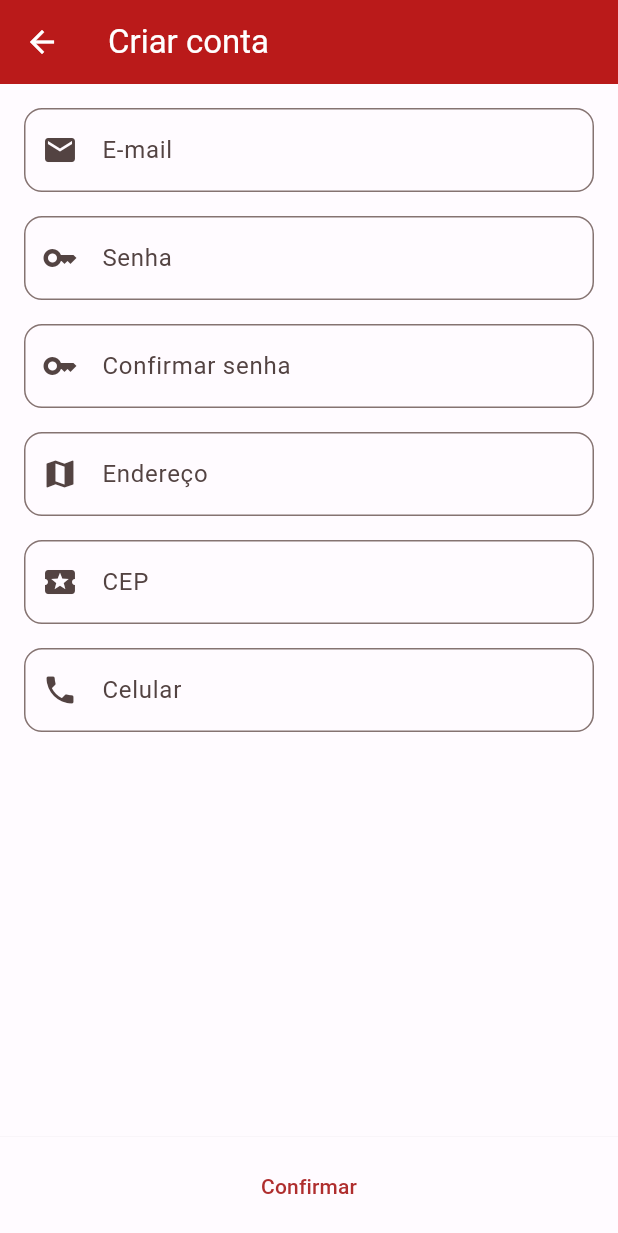
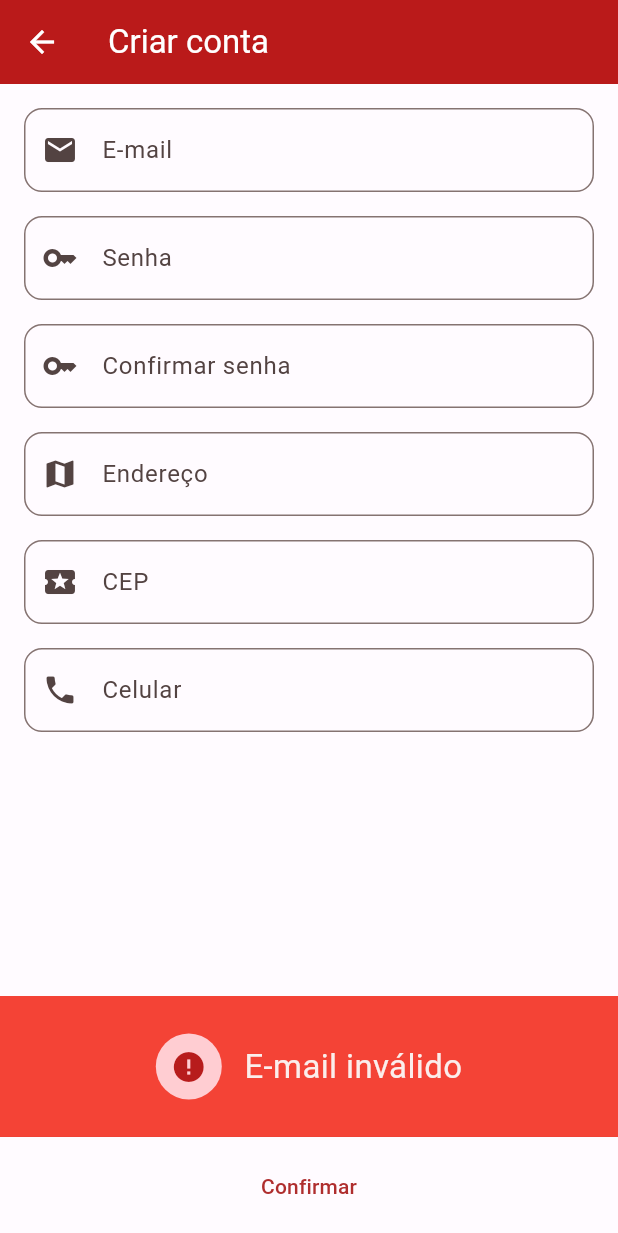
Before and after one commit to auguzsto/pizzaria, a Flutter app: the RegisterScreen screen opened directly, after a tap on "Confirmar", on a phone screen of 412 x 824 dp. Shown: the top 1233 px of the screen. Run offline on Flutter 3.47's test engine with Material 2 defaults, Android fonts, the phone set to English and light mode, and no system bars; our stand-ins replace get, google_fonts, mask_text_input_formatter; missing offline and left inert: dart:html; network calls fail.

Commit message:
news features

```diff
--- a/lib/src/shared/controllers/auth_controller.dart
+++ b/lib/src/shared/controllers/auth_controller.dart
@@ -1,5 +1,6 @@
 import 'package:flutter/material.dart';
 import 'package:get/get.dart';
+import 'package:pizzaria/src/shared/handlers/handlers.dart';
 import 'package:pizzaria/src/views/admin/screen/home/home_screen.dart';
 import 'package:pizzaria/src/shared/models/user_model.dart';
 import 'package:pizzaria/src/shared/repository/auth_respository.dart';
@@ -34,17 +35,46 @@ class AuthController extends GetxController {
     );
   }
 
-  Future<void> signUp(String username, String password, String address,
-      String cep, String numberPhone, BuildContext context) async {
-    await authRepository
-        .signUp(username, password, address, cep, numberPhone)
-        .then(
-          (value) => ScaffoldMessenger.of(context).showSnackBar(
-            const SnackBar(
-              content: Text("Sua conta foi criada com sucesso"),
-            ),
-          ),
-        );
+  Future<void> signUp(
+      String username,
+      String password,
+      String rePassword,
+      String address,
+      String cep,
+      String numberPhone,
+      BuildContext context) async {
+    //Check e-mail
+    if (!username.isEmail) {
+      throw Handlers.error(message: "E-mail inválido", context: context);
+    }
+
+    //Check password
+    if (password.length < 7) {
+      throw Handlers.error(
+          message: "Senha deve conter mínimo de 7 caracteres",
+          context: context);
+    }
+
+    if (password != rePassword) {
+      throw Handlers.error(message: "As senhas não iguais", context: context);
+    }
+
+    //Check address
+    if (address.length < 8) {
+      throw Handlers.error(message: "Endreço inválido", context: context);
+    }
+
+    //Check cep
+    if (cep.length < 9) {
+      throw Handlers.error(message: "Cep inválido", context: context);
+    }
+
+    //Check number phone
+    if (numberPhone.length < 16) {
+      throw Handlers.error(message: "Celular inválido", context: context);
+    }
+
+    await authRepository.signUp(username, password, address, cep, numberPhone);
   }
 
   Future<void> signOut() async {
--- a/lib/src/shared/controllers/order_controller.dart
+++ b/lib/src/shared/controllers/order_controller.dart
@@ -1,3 +1,4 @@
+import 'package:get/get.dart';
 import 'package:pizzaria/src/shared/models/user_model.dart';
 import 'package:pizzaria/src/shared/repository/order_repository.dart';
 
@@ -8,8 +9,7 @@ class OrderController {
   }
 
   Stream<List> getLikeStream() async* {
-    yield* Stream.periodic(
-            const Duration(seconds: 3), (_) => orderRepository.get())
+    yield* Stream.periodic(3.seconds, (_) => orderRepository.get())
         .asyncMap((event) async => await event);
   }
 
--- a/lib/src/shared/handlers/handlers.dart
+++ b/lib/src/shared/handlers/handlers.dart
@@ -8,13 +8,31 @@ class Handlers {
   }) {
     return ScaffoldMessenger.of(context).showSnackBar(
       SnackBar(
+        backgroundColor: Colors.red,
         content: Container(
+          height: 66,
           decoration: BoxDecoration(
             borderRadius: BorderRadius.circular(12),
           ),
           child: Column(
+            mainAxisAlignment: MainAxisAlignment.center,
             children: [
-              Text(message),
+              Row(
+                mainAxisAlignment: MainAxisAlignment.center,
+                children: [
+                  CircleAvatar(
+                    radius: 22,
+                    backgroundColor: Colors.red.shade100,
+                    foregroundColor: Colors.red.shade900,
+                    child: const Icon(Icons.error),
+                  ),
+                  const SizedBox(width: 15),
+                  Text(
+                    message,
+                    style: const TextStyle(fontSize: 22),
+                  ),
+                ],
+              ),
             ],
           ),
         ),
--- a/lib/src/shared/models/user_model.dart
+++ b/lib/src/shared/models/user_model.dart
@@ -1,12 +1,18 @@
 class UserModel {
   String? id;
   String? email;
+  String? password;
+  String? numberPhone;
+  String? address;
   int? vendor;
   String? basicToken;
 
   UserModel({
     this.id,
     this.email,
+    this.password,
+    this.numberPhone,
+    this.address,
     this.vendor,
     this.basicToken,
   });
@@ -15,6 +21,9 @@ class UserModel {
     return UserModel(
       id: map['id'],
       email: map['email'],
+      password: map['password'],
+      numberPhone: map['numberPhone'],
+      address: map['address'],
       vendor: map['vendor'],
       basicToken: map['basicToken'],
     );
@@ -24,6 +33,9 @@ class UserModel {
     return {
       "id": id,
       "email": email,
+      "password": password,
+      "numberPhone": numberPhone,
+      "address": address,
       "vendor": vendor,
       "basicToken": basicToken,
     };
--- a/lib/src/shared/services/util_service.dart
+++ b/lib/src/shared/services/util_service.dart
@@ -45,4 +45,20 @@ class UtilService {
       type: MaskAutoCompletionType.lazy,
     );
   }
+
+  TextInputFormatter maskNumberPhone(String value) {
+    return MaskTextInputFormatter(
+      mask: "(##) # ####-####",
+      filter: {"#": RegExp(r'[0-9]')},
+      type: MaskAutoCompletionType.lazy,
+    );
+  }
+
+  TextInputFormatter maskCep(String value) {
+    return MaskTextInputFormatter(
+      mask: "#####-###",
+      filter: {"#": RegExp(r'[0-9]')},
+      type: MaskAutoCompletionType.lazy,
+    );
+  }
 }
--- a/lib/src/views/admin/screen/home/constants/home_admin.dart
+++ b/lib/src/views/admin/screen/home/constants/home_admin.dart
@@ -3,21 +3,21 @@ import 'package:flutter/material.dart';
 List<String> _labels = [
   // "Financeiro",
   // "Relatórios",
-  // "Clientes",
+  "Clientes",
   "Itens",
 ];
 
 List<String> _description = [
   // "Acompanhe suas finanças",
   // "Acompanhe com relatórios",
-  // "Gerencie seus clientes",
+  "Gerencie seus clientes",
   "Gerencie seus itens",
 ];
 
 List<IconData> _icons = [
   // Icons.monetization_on,
   // Icons.list,
-  // Icons.person,
+  Icons.person,
   Icons.shopping_bag,
 ];
 
--- a/lib/src/views/auth/register_screen.dart
+++ b/lib/src/views/auth/register_screen.dart
@@ -1,6 +1,10 @@
 import 'package:flutter/material.dart';
+import 'package:get/get.dart';
+import 'package:mask_text_input_formatter/mask_text_input_formatter.dart';
 import 'package:pizzaria/src/shared/controllers/auth_controller.dart';
+import 'package:pizzaria/src/shared/handlers/handlers.dart';
 import 'package:pizzaria/src/views/auth/constants/register.dart';
+import 'package:pizzaria/src/widgets/dialog_item.dart';
 import 'package:pizzaria/src/widgets/textformfield_custom.dart';
 
 class RegisterScreen extends StatelessWidget {
@@ -42,7 +46,16 @@ class RegisterScreen extends StatelessWidget {
                             : index == 2
                                 ? true
                                 : false,
-                          controller: _controllers[index]),
+                        controller: _controllers[index],
+                        inputFormatters: [
+                          index.isEqual(5)
+                              ? utilService
+                                  .maskNumberPhone(_controllers[5].text)
+                              : index.isEqual(4)
+                                  ? utilService.maskCep(_controllers[4].text)
+                                  : MaskTextInputFormatter()
+                        ],
+                      ),
                     ),
                   ),
                 ),
@@ -64,13 +77,19 @@ class RegisterScreen extends StatelessWidget {
                   shape: RoundedRectangleBorder(
                       borderRadius: BorderRadius.circular(0))),
               onPressed: () async {
-                await authController.signUp(
+                await authController
+                    .signUp(
                         _controllers[0].text, //Username
                         _controllers[1].text, //Password
+                        _controllers[2].text, //RePassword
                         _controllers[3].text, //Address
                         _controllers[4].text, //CEP
                         _controllers[5].text, //Number Phone
-                    context);
+                        context)
+                    .then((value) => Handlers.message(
+                        message: "Sua conta foi criada com sucesso",
+                        iconData: Icons.check,
+                        context: context));
               },
               child: const Text("Confirmar"),
             ),
```
Also changed, not shown: lib/src/shared/controllers/user_controller.dart (added, +39 -0 lines), lib/src/shared/repository/user_repository.dart (added, +59 -0 lines), lib/src/views/admin/screen/home/home_screen.dart (+7 -2 lines), lib/src/views/admin/screen/user/user_details_screen.dart (added, +129 -0 lines), lib/src/views/admin/screen/user/user_screen.dart (added, +44 -0 lines), lib/src/views/client/home/home_screen.dart (+16 -0 lines). Lines whose indentation alone changed are shown as unchanged.
